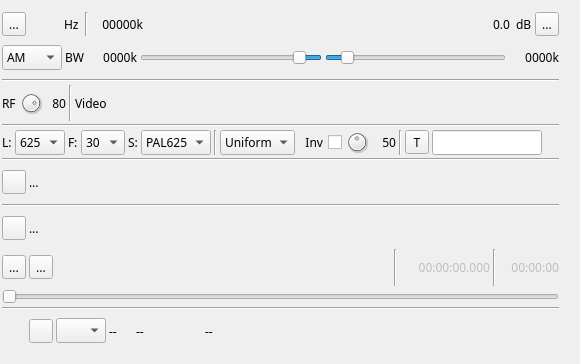
Qt form plugins/channeltx/modatv/atvmodgui.ui (f4exb/sdrangel) before a commit.
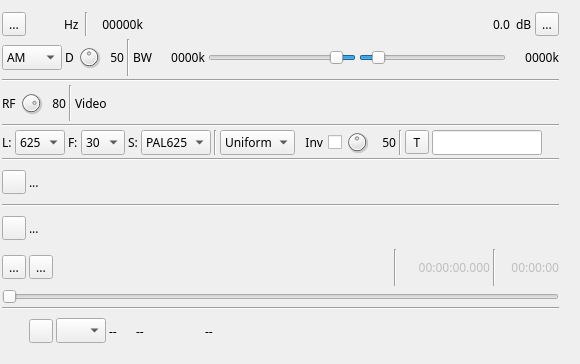
The same form after that commit. Icons and pictures are not drawn. Custom widgets are drawn as their Qt base class.

Commit message: ATV Modulator: implemented FM excursion adjustment

```diff
--- a/plugins/channeltx/modatv/atvmodgui.ui
+++ b/plugins/channeltx/modatv/atvmodgui.ui
@@ -250,6 +250,64 @@
         </item>
        </widget>
       </item>
+      <item>
+       <widget class="QLabel" name="fmExcursionLabel">
+        <property name="text">
+         <string>D</string>
+        </property>
+       </widget>
+      </item>
+      <item>
+       <widget class="QDial" name="fmExcursion">
+        <property name="maximumSize">
+         <size>
+          <width>24</width>
+          <height>24</height>
+         </size>
+        </property>
+        <property name="toolTip">
+         <string>FM excursion in % of total bandwidth</string>
+        </property>
+        <property name="minimum">
+         <number>0</number>
+        </property>
+        <property name="maximum">
+         <number>100</number>
+        </property>
+        <property name="pageStep">
+         <number>1</number>
+        </property>
+        <property name="value">
+         <number>50</number>
+        </property>
+       </widget>
+      </item>
+      <item>
+       <widget class="QLabel" name="fmExcursionText">
+        <property name="minimumSize">
+         <size>
+          <width>20</width>
+          <height>0</height>
+         </size>
+        </property>
+        <property name="toolTip">
+         <string>FM deviation percentage of total bandwidth</string>
+        </property>
+        <property name="text">
+         <string>50</string>
+        </property>
+        <property name="alignment">
+         <set>Qt::AlignRight|Qt::AlignTrailing|Qt::AlignVCenter</set>
+        </property>
+       </widget>
+      </item>
+      <item>
+       <widget class="Line" name="line_10">
+        <property name="orientation">
+         <enum>Qt::Vertical</enum>
+        </property>
+       </widget>
+      </item>
       <item>
        <widget class="QLabel" name="rfBWLabel">
         <property name="text">
```
The commit also changes 4 other files.
